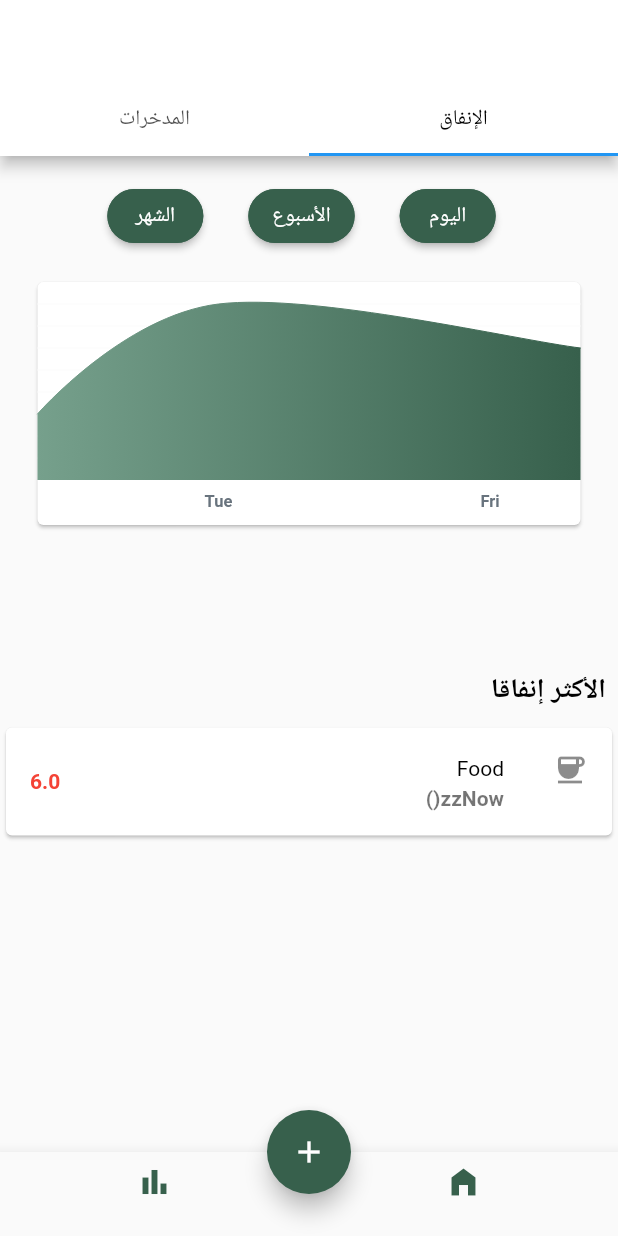
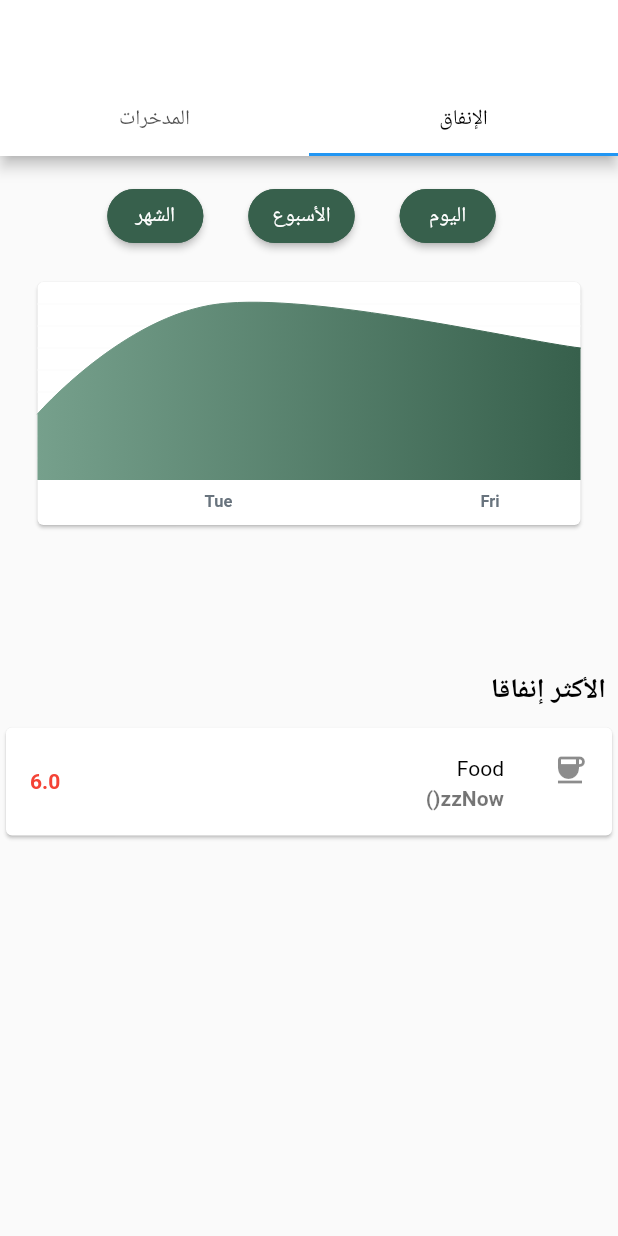
Before and after one commit to halrewaished/Expense-v1, a Flutter app: the TabBarPage screen opened by its route, item 2 of the bottom bar chosen, after a tap on "الأسبوع", on a phone screen of 412 x 824 dp. Run offline on Flutter 3.47's test engine with Material 2 defaults, Android fonts, the phone set to English and light mode, and no system bars; drawn by our look-alikes of fl_chart; our stand-ins replace get, get_storage; accounts and stored records are empty.

```diff
--- a/lib/Dashboards/dashboardweek.dart
+++ b/lib/Dashboards/dashboardweek.dart
@@ -269,25 +269,25 @@ class _DashboardWeekState extends State<DashboardWeek> {
           ],
         ),
       ]),
-      floatingActionButton: FloatingActionButton(
-        backgroundColor: Color(0xff37604C),
-        onPressed: () {
-          //code to execute on button press
-        },
-        child: Icon(
-          Icons.add,
-        ),
-      ),
-      floatingActionButtonLocation: FloatingActionButtonLocation.centerDocked,
-      bottomNavigationBar: BottomNavigationBar(
-        selectedItemColor: Color(0xff37604C),
-        unselectedItemColor: Color(0xff37604C),
-        showUnselectedLabels: true,
-        items: const [
-          BottomNavigationBarItem(icon: Icon(Icons.home_filled), label: ''),
-          BottomNavigationBarItem(icon: Icon(Icons.bar_chart), label: ''),
-        ],
-      ),
+      // floatingActionButton: FloatingActionButton(
+      //   backgroundColor: Color(0xff37604C),
+      //   onPressed: () {
+      //     //code to execute on button press
+      //   },
+      //   child: Icon(
+      //     Icons.add,
+      //   ),
+      // ),
+      // floatingActionButtonLocation: FloatingActionButtonLocation.centerDocked,
+      // bottomNavigationBar: BottomNavigationBar(
+      //   selectedItemColor: Color(0xff37604C),
+      //   unselectedItemColor: Color(0xff37604C),
+      //   showUnselectedLabels: true,
+      //   items: const [
+      //     BottomNavigationBarItem(icon: Icon(Icons.home_filled), label: ''),
+      //     BottomNavigationBarItem(icon: Icon(Icons.bar_chart), label: ''),
+      //   ],
+      // ),
     );
   }
 }
--- a/lib/Model/GetxController.dart
+++ b/lib/Model/GetxController.dart
@@ -32,16 +32,17 @@ class OMNIController extends GetxController {
   double total = 0;
   double total2 = 0;
 
-
   void buildTotal() {
     double sum = 0.0;
     double sum1 = 0.0;
+
     for (var i = 0; i < DATA2.length; ++i) {
       sum += DATA2[i].saving;
     }
     for (var i = 0; i < DATA.length; ++i) {
       sum1 += DATA[i].expenses;
     }
+
     total = sum;
     total2 = sum1;
   }
--- a/lib/Model/boxGetStorage.dart
+++ b/lib/Model/boxGetStorage.dart
@@ -12,7 +12,9 @@ class OMNI {
 
   Future<OMNIModel?> get() async {
     try {
-      return _box.read('current') == "" ? null : omniModelFromJson(_box.read('current'));
+      return _box.read('current') == ""
+          ? null
+          : omniModelFromJson(_box.read('current'));
     } catch (e) {
       log(e.toString());
     }
--- a/lib/Model/omniModel.dart
+++ b/lib/Model/omniModel.dart
@@ -59,7 +59,7 @@ class TESTMODEL2 {
   factory TESTMODEL2.fromJson(Map<String, dynamic> json) => TESTMODEL2(
         value: json['value'],
         date: json['date'],
-        saving: (json["expenses"] ?? 0) * 1.0,
+        saving: (json["saving"] ?? 0) * 1.0,
       );
 
   Map<String, dynamic> toJson() =>
--- a/lib/main.dart
+++ b/lib/main.dart
@@ -5,10 +5,8 @@ import 'package:expense_project/Model/colors.dart' as color;
 import 'package:flutter/services.dart';
 import 'package:get/get.dart';
 import 'package:get_storage/get_storage.dart';
-
 import 'Model/boxGetStorage.dart';
 import 'Model/omniModel.dart';
-
 
 void main() async {
   await GetStorage.init();
--- a/lib/page/home.dart
+++ b/lib/page/home.dart
@@ -141,7 +141,7 @@ class _TopSectionState extends State<TopSection> {
                                 fontSize: 20),
                           ),
                           Text(
-                            "${test.income}",
+                            "${test.income - (Controller.total + Controller.total2)}",
                             style: TextStyle(
                                 fontFamily: 'Noto',
                                 color: color.Colors.backgroundColor,
@@ -278,7 +278,8 @@ class _TopSectionState extends State<TopSection> {
                                                         : Icon(Icons.menu),
                                     trailing: Text(
                                         "${Controller.DATA[index].expenses}-",
-                                        style: TextStyle(color: color.Colors.redColor)),
+                                        style: TextStyle(
+                                            color: color.Colors.redColor)),
                                   ))
                             ],
                           )),
```
Also changed, not shown: lib/Dashboards/dashboardday.dart (+19 -19 lines), lib/page/saving.dart (+1 -28 lines), lib/page/tabbar.dart (+14 -17 lines), lib/page/welcome.dart (+4 -3 lines).
